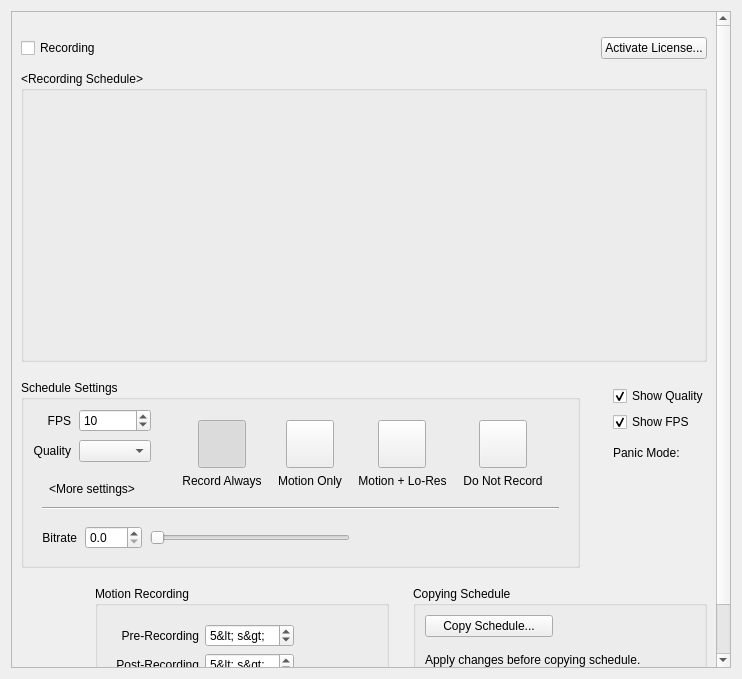
First picture: the form in client/nx_client_desktop/src/ui/widgets/properties/camera_schedule_widget.ui, repository networkoptix/nx_open, before the edit.
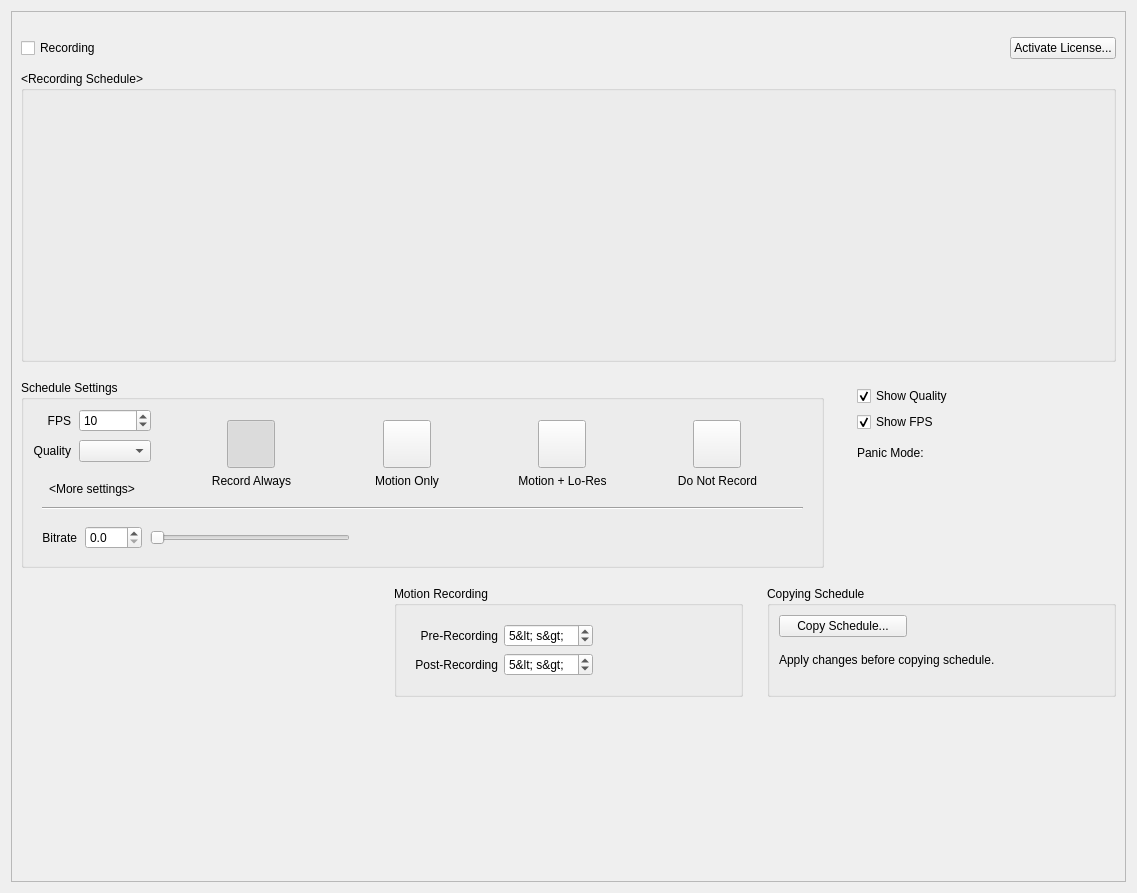
Second picture: the form after the edit. Custom widgets are drawn as their Qt base class.

Commit message:
VMS-8616: Improve Camera Settings dialog
<==== Mercurial data ====>
Branch: vms_3.2_dev

The edit to the form file:
```diff
--- a/client/nx_client_desktop/src/ui/widgets/properties/camera_schedule_widget.ui
+++ b/client/nx_client_desktop/src/ui/widgets/properties/camera_schedule_widget.ui
@@ -6,8 +6,8 @@
    <rect>
     <x>0</x>
     <y>0</y>
-    <width>742</width>
-    <height>679</height>
+    <width>1137</width>
+    <height>893</height>
    </rect>
   </property>
   <layout class="QVBoxLayout" name="verticalLayout_6">
@@ -27,8 +27,8 @@
        <rect>
         <x>0</x>
         <y>0</y>
-        <width>705</width>
-        <height>721</height>
+        <width>1109</width>
+        <height>865</height>
        </rect>
       </property>
       <layout class="QVBoxLayout" name="verticalLayout_7" stretch="0,0,0,0,0,0,1">
@@ -697,7 +697,7 @@
         </layout>
        </item>
        <item>
-        <layout class="QHBoxLayout" name="bottomParametersLayout" stretch="0,1,1">
+        <layout class="QHBoxLayout" name="bottomParametersLayout" stretch="1,1,1">
          <property name="spacing">
           <number>24</number>
          </property>
```
The commit also changes 1 other file.
